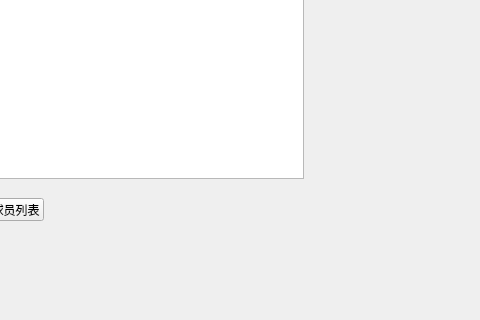
Before: the Qt Designer form client/mainwindow.ui in hackerlank/hjc, drawn with Qt 5; both pictures show x 267 to 747 and y 219 to 539 of the 1184 by 539 pixel window.
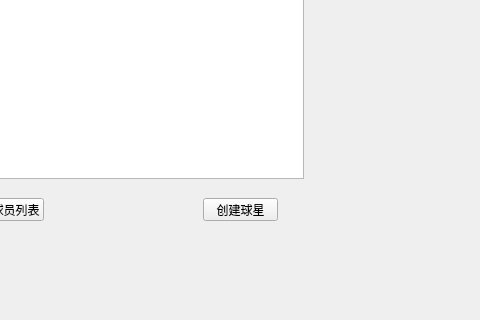
After: the same form once the commit is applied.

What changed in the file:
```diff
--- a/client/mainwindow.ui
+++ b/client/mainwindow.ui
@@ -37,6 +37,19 @@
      </rect>
     </property>
    </widget>
+   <widget class="QPushButton" name="pushButton_2">
+    <property name="geometry">
+     <rect>
+      <x>470</x>
+      <y>400</y>
+      <width>75</width>
+      <height>23</height>
+     </rect>
+    </property>
+    <property name="text">
+     <string>创建球星</string>
+    </property>
+   </widget>
   </widget>
   <widget class="QMenuBar" name="menuBar">
    <property name="geometry">
```
